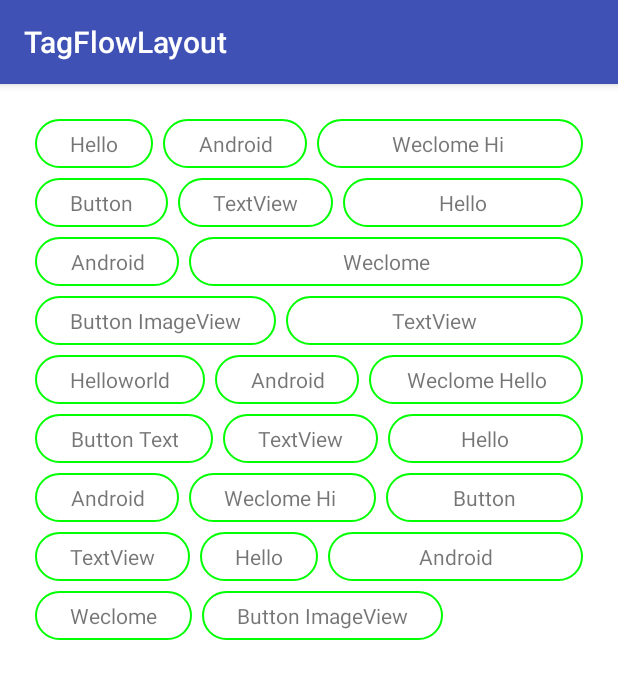
After one commit to zeng3234/TagFlowLayout, an Android app: the fragment SampleTagFragment shown on its own in the app's theme, on a phone screen of 412 x 824 dp. The commit adds this screen. Shown: the top 679 px of the screen. Run offline under Robolectric (Android 15) with nearby library versions, the phone set to English and light mode, and no system bars.

Commit message:
添加默认TagItemView

```diff
--- /dev/null
+++ b/TagFlowLayoutLib/src/main/java/com/zen/flowlayout/TagItemView.java
@@ -0,0 +1,303 @@
+package com.zen.flowlayout;
+
+
+import android.content.Context;
+import android.graphics.drawable.Drawable;
+import android.graphics.drawable.GradientDrawable;
+import android.graphics.drawable.StateListDrawable;
+import android.os.Build;
+import android.util.AttributeSet;
+import android.view.Gravity;
+import android.view.ViewGroup;
+import android.widget.TextView;
+
+
+/**
+ * @author zeng
+ */
+public class TagItemView extends TextView implements IFixWidthView {
+    public TagItemView(Context context, AttributeSet attrs,
+                       int defStyle) {
+        super(context, attrs, defStyle);
+        // TODO Auto-generated constructor stub
+    }
+
+    public TagItemView(Context context, AttributeSet attrs) {
+        super(context, attrs);
+        // TODO Auto-generated constructor stub
+    }
+
+    public TagItemView(Context context) {
+        super(context);
+        // TODO Auto-generated constructor stub
+    }
+
+    int type;
+    int radius;
+    //normal-attr
+    int nStrokeWidth;
+    int nStrokeColor;
+    int nBgColor;
+    //selected-attr
+    int sStrokeColor;
+    int sBgColor;
+    boolean needSelector;
+    //
+    boolean lastFixWidth;
+
+
+    private int reWidth;
+
+    @Override
+    protected void onMeasure(int widthMeasureSpec, int heightMeasureSpec) {
+        int width = widthMeasureSpec;
+        if (reWidth != 0) {
+            width = MeasureSpec.makeMeasureSpec(reWidth, MeasureSpec.EXACTLY);
+        }
+        super.onMeasure(width, heightMeasureSpec);
+        setBg();
+    }
+
+    private void setBg() {
+
+        if (needSelector) {
+            Drawable normalBg = buildNormalBg();
+            Drawable selectedBg = buildSelectedBg();
+            StateListDrawable drawable = new StateListDrawable();
+            drawable.addState(new int[]{android.R.attr.state_selected}, selectedBg);//  状态  , 设置按下的图片
+            drawable.addState(new int[]{}, normalBg);//默认状态,默认状态下的图片
+            setBg(drawable);
+        } else {
+            Drawable drawable = buildNormalBg();
+            setBg(drawable);
+        }
+
+    }
+
+    private void setBg(Drawable drawable) {
+        if (Build.VERSION.SDK_INT > Build.VERSION_CODES.ICE_CREAM_SANDWICH_MR1) {
+            setBackground(drawable);
+        } else {
+            setBackgroundDrawable(drawable);
+        }
+    }
+
+
+    public static GradientDrawable createDrawable(int solidColor, int strokeColor, int strokeWidth, float radius) {
+        GradientDrawable drawable = new GradientDrawable();
+        drawable.setColor(solidColor);
+        drawable.setStroke(strokeWidth, strokeColor);
+        drawable.setCornerRadius(radius);
+        return drawable;
+    }
+
+
+    private Drawable buildNormalBg() {
+        if (type == Builder.TYPE_CIRCLE) {
+            radius = getMeasuredHeight() / 2;
+        }
+        return createDrawable(nBgColor, nStrokeColor, nStrokeWidth, radius);
+    }
+
+    private Drawable buildSelectedBg() {
+        return createDrawable(sBgColor, sStrokeColor, nStrokeWidth, radius);
+    }
+
+
+    @Override
+    public void reMeasure(int width) {
+        if (lastFixWidth) {
+            this.reWidth = width;
+        }
+    }
+
+
+    public String test_getRadiusStr() {
+        int dp = px2dp(getContext(), radius);
+        return "px: " + radius + " dp: " + dp;
+    }
+
+
+    public static class Builder {
+
+
+        public Builder(Context pContext) {
+            this.mContext = pContext;
+        }
+
+        public TagItemView build() {
+            TagItemView btn = new TagItemView(mContext);
+            ViewGroup.MarginLayoutParams lps = new ViewGroup.MarginLayoutParams(width, height);
+            btn.setPadding(paddingLeft, paddingTop, paddingRight, paddingBottom);
+            btn.setGravity(gravity);
+            lps.setMargins(marginLeft, marginTop, marginRight, marginBottom);
+            btn.setLayoutParams(lps);
+            //bg
+            btn.radius = radius;
+            btn.type = type;
+            btn.nBgColor = nBgColor;
+            btn.nStrokeColor = nStrokeColor;
+            btn.nStrokeWidth = nStrokeWidth;
+            btn.needSelector = needSelector;
+            btn.sBgColor = sBgColor;
+            btn.sStrokeColor = sStrokeColor;
+            btn.lastFixWidth = lastFixWidth;
+            return btn;
+        }
+
+        /**
+         * 设置所有属性;<br/>
+         * 1,padding
+         * 2,margin
+         * 3,bg半圆或者圆角
+         * 4,selector
+         * 5,gravity
+         */
+
+        public static final int TYPE_RECTANGLE = 1;
+        public static final int TYPE_CIRCLE = 2;
+        private Context mContext;
+        int width = ViewGroup.MarginLayoutParams.WRAP_CONTENT;
+        int height = ViewGroup.MarginLayoutParams.WRAP_CONTENT;
+        int marginTop, marginBottom, marginLeft, marginRight;
+        int paddingTop, paddingBottom, paddingLeft, paddingRight;
+        int gravity = Gravity.CENTER;
+        int type;
+        int radius;
+        //normal-attr
+        int nStrokeWidth;
+        int nStrokeColor;
+        int nBgColor;
+        //selected-attr
+        int sStrokeColor;
+        int sBgColor;
+        boolean needSelector = false;
+        //
+        boolean lastFixWidth = false;
+
+
+        /**
+         * default wrap_content
+         *
+         * @param width
+         * @param height
+         * @return
+         */
+        public Builder wh(int width, int height) {
+            this.width = width;
+            this.height = height;
+            return this;
+        }
+
+        public Builder margin(int l, int t, int r, int b) {
+            this.marginTop = t;
+            this.marginLeft = l;
+            this.marginRight = r;
+            this.marginBottom = b;
+            return this;
+        }
+
+        public Builder marginDp(int l, int t, int r, int b) {
+            this.marginTop = dp2px(mContext, t);
+            this.marginLeft = dp2px(mContext, l);
+            this.marginRight = dp2px(mContext, r);
+            this.marginBottom = dp2px(mContext, b);
+            return this;
+        }
+
+        public Builder padding(int l, int t, int r, int b) {
+            this.paddingTop = t;
+            this.paddingLeft = l;
+            this.paddingRight = r;
+            this.paddingBottom = b;
+            return this;
+        }
+
+        public Builder paddingDp(int l, int t, int r, int b) {
+            this.paddingTop = dp2px(mContext, t);
+            this.paddingLeft = dp2px(mContext, l);
+            this.paddingRight = dp2px(mContext, r);
+            this.paddingBottom = dp2px(mContext, b);
+            return this;
+        }
+
+        /**
+         * default Gravity.center
+         *
+         * @param gravity
+         * @return
+         */
+        private Builder gravity(int gravity) {
+            this.gravity = gravity;
+            return this;
+        }
+
+        /**
+         * 只有在矩形的时候有效，圆形默认是高度一半
+         *
+         * @param radius
+         * @return
+         */
+        public Builder radius(int radius) {
+            this.radius = radius;
+            return this;
+        }
+
+        public Builder radiusDp(int radius) {
+            this.radius = dp2px(mContext, radius);
+            return this;
+        }
+
+        /**
+         * 每行最后一个填满
+         *
+         * @param isLastFixWidth
+         * @return
+         */
+        public Builder lastFixWidth(boolean isLastFixWidth) {
+            this.lastFixWidth = isLastFixWidth;
+            return this;
+        }
+
+        /**
+         * 设置默认背景不带selector
+         *
+         * @param type        TYPE_RECTANGLE OR TYPE_CIRCLE
+         * @param bgColor
+         * @param strokeWidth
+         * @param strokeColor
+         * @return
+         */
+        public Builder bg(int type, int bgColor, int strokeWidth, int strokeColor) {
+            this.type = type;
+            this.nBgColor = bgColor;
+            this.nStrokeWidth = strokeWidth;
+            this.nStrokeColor = strokeColor;
+            return this;
+        }
+
+        public Builder bgSelected(int bgColor, int strokeColor) {
+            this.sBgColor = bgColor;
+            this.sStrokeColor = strokeColor;
+            this.needSelector = true;
+            return this;
+        }
+
+    }
+
+    /**
+     * px转换成dp
+     */
+    public static int px2dp(Context context, float pxValue) {
+        float scale = context.getResources().getDisplayMetrics().density;
+        return (int) (pxValue / scale + 0.5f);
+    }
+
+    /**
+     * dp转换成px
+     */
+    public static int dp2px(Context context, float dpValue) {
+        float scale = context.getResources().getDisplayMetrics().density;
+        return (int) (dpValue * scale + 0.5f);
+    }
+}
--- a/app/src/main/java/com/zen/flowlayout/demo/MainActivity.java
+++ b/app/src/main/java/com/zen/flowlayout/demo/MainActivity.java
@@ -16,7 +16,8 @@ public class MainActivity extends AppCompatActivity {
             "MultipleChoice",
             "ChangeMode",
             "ClickEvent",
-            "ScrollView"
+            "ScrollView",
+            "SampleTag"
     };
     private TabLayout mTabLayout;
     private ViewPager mViewPager;
@@ -44,6 +45,8 @@ public class MainActivity extends AppCompatActivity {
                         return new EventFragment();
                     case 5:
                         return new ScrollViewFragment();
+                    case 6:
+                        return new SampleTagFragment();
                     default:
                         return new SingleChoiceFragment();
                 }
--- /dev/null
+++ b/app/src/main/java/com/zen/flowlayout/demo/SampleTagFragment.java
@@ -0,0 +1,70 @@
+package com.zen.flowlayout.demo;
+
+import android.graphics.Color;
+import android.os.Bundle;
+import android.support.annotation.Nullable;
+import android.support.v4.app.Fragment;
+import android.util.Log;
+import android.view.LayoutInflater;
+import android.view.View;
+import android.view.ViewGroup;
+import android.widget.TextView;
+
+import com.zen.flowlayout.R;
+import com.zen.flowlayout.TagAdapter;
+import com.zen.flowlayout.TagFlowLayout;
+import com.zen.flowlayout.TagItemView;
+
+public class SampleTagFragment extends Fragment {
+    private String[] mVals = new String[]
+            {"Hello", "Android", "Weclome Hi ", "Button", "TextView", "Hello",
+                    "Android", "Weclome", "Button ImageView", "TextView", "Helloworld",
+                    "Android", "Weclome Hello", "Button Text", "TextView", "Hello", "Android", "Weclome Hi ", "Button", "TextView", "Hello",
+                    "Android", "Weclome", "Button ImageView"};
+
+    private TagFlowLayout mFlowLayout;
+
+    @Nullable
+    @Override
+    public View onCreateView(LayoutInflater inflater, ViewGroup container, Bundle savedInstanceState) {
+        View view = inflater.inflate(R.layout.normal_fragment, null);
+        mFlowLayout = view.findViewById(R.id.flowlayout);
+        mFlowLayout.setChoiceMode(TagFlowLayout.CHOICE_MODE_SINGLE);
+        mFlowLayout.setAdapter(new TagAdapter<String>(mVals) {
+            @Override
+            public View getView(int position, String str) {
+                return buildTagView(str);
+            }
+        });
+        mFlowLayout.setOnTagClickListener(new TagFlowLayout.OnTagClickListener() {
+            @Override
+            public boolean onTagClick(View view, int position) {
+                TagItemView v = (TagItemView) view;
+                String str = v.test_getRadiusStr();
+                Log.d("mylog", str);
+                return false;
+            }
+        });
+        return view;
+    }
+
+    @Override
+    public void onResume() {
+        super.onResume();
+    }
+
+    private TextView buildTagView(String pstr) {
+        TagItemView.Builder builder = new TagItemView.Builder(getContext());
+        builder.wh(ViewGroup.LayoutParams.WRAP_CONTENT, ViewGroup.LayoutParams.WRAP_CONTENT);
+        builder.margin(5, 5, 5, 5);
+        builder.padding(35, 10, 35, 10);
+        builder.radius(15);
+//        builder.bg(TagItemView.Builder.TYPE_RECTANGLE, Color.WHITE,2,Color.YELLOW);
+        builder.bg(TagItemView.Builder.TYPE_CIRCLE, Color.WHITE, 2, Color.GREEN);
+        builder.bgSelected(Color.WHITE, Color.RED);
+        builder.lastFixWidth(true);
+        TagItemView itemView = builder.build();
+        itemView.setText(pstr);
+        return itemView;
+    }
+}
```
